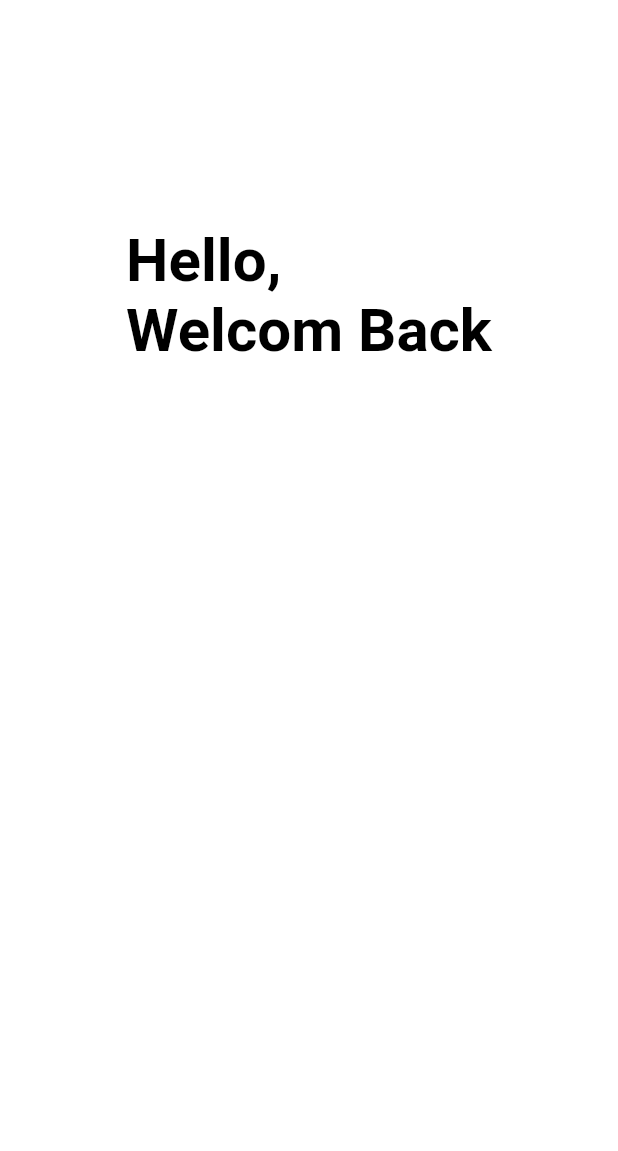
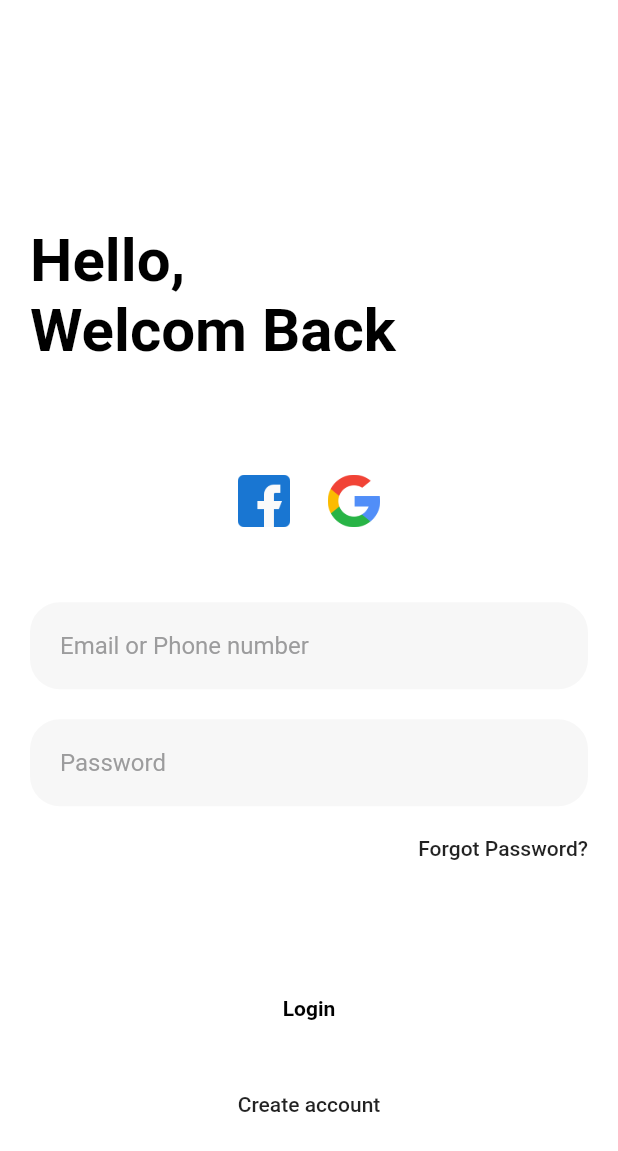
Before and after one commit to esam12/Login-Page-with-DarkLight-Theme-UI-Design, a Flutter app: the screen it shows after launch, on a phone screen of 412 x 824 dp. Shown: the top 1151 px of the screen. Run offline on Flutter 3.47's test engine with Material 2 defaults, Android fonts, the light colour scheme and no system bars.

Commit message:
11.06.2023

```diff
--- a/lib/login_page.dart
+++ b/lib/login_page.dart
@@ -11,13 +11,99 @@ class LoginPage extends StatelessWidget {
         child: Container(
           width: size.width,
           height: size.height,
-          padding: EdgeInsets.only(top: 150, left: 20, right: 20, bottom: 80),
+          padding:
+              const EdgeInsets.only(top: 150, left: 20, right: 20, bottom: 80),
           child: Column(
+            crossAxisAlignment: CrossAxisAlignment.start,
+            mainAxisAlignment: MainAxisAlignment.spaceBetween,
             children: [
               Text(
                 'Hello, \nWelcom Back',
                 style: Theme.of(context).textTheme.displayLarge,
               ),
+              Column(
+                crossAxisAlignment: CrossAxisAlignment.end,
+                children: [
+                  Row(
+                    mainAxisAlignment: MainAxisAlignment.center,
+                    children: [
+                      Image.asset(
+                        'assets/icons/facebook.png',
+                        width: 35,
+                        height: 35,
+                      ),
+                      const SizedBox(
+                        width: 25,
+                      ),
+                      Image.asset(
+                        'assets/icons/google.png',
+                        width: 35,
+                        height: 35,
+                      ),
+                    ],
+                  ),
+                  const SizedBox(
+                    height: 50,
+                  ),
+                  Container(
+                    padding:
+                        const EdgeInsets.symmetric(horizontal: 20, vertical: 5),
+                    decoration: BoxDecoration(
+                      color: Theme.of(context).primaryColorLight,
+                      borderRadius: BorderRadius.circular(20),
+                    ),
+                    child: const TextField(
+                      decoration: InputDecoration(
+                          border: InputBorder.none,
+                          hintText: 'Email or Phone number'),
+                    ),
+                  ),
+                  const SizedBox(height: 20),
+                  Container(
+                    padding:
+                        const EdgeInsets.symmetric(horizontal: 20, vertical: 5),
+                    decoration: BoxDecoration(
+                      color: Theme.of(context).primaryColorLight,
+                      borderRadius: BorderRadius.circular(20),
+                    ),
+                    child: const TextField(
+                      obscureText: true,
+                      decoration: InputDecoration(
+                          border: InputBorder.none, hintText: 'Password'),
+                    ),
+                  ),
+                  const SizedBox(height: 20),
+                  Text(
+                    'Forgot Password?',
+                    style: Theme.of(context).textTheme.bodyLarge,
+                  )
+                ],
+              ),
+              Column(
+                children: [
+                  MaterialButton(
+                    padding: const EdgeInsets.all(18),
+                    shape: RoundedRectangleBorder(
+                      borderRadius: BorderRadius.circular(20),
+                    ),
+                    onPressed: () {},
+                    elevation: 0,
+                    child: const Center(
+                      child: Text(
+                        'Login',
+                        style: TextStyle(
+                          fontWeight: FontWeight.bold,
+                        ),
+                      ),
+                    ),
+                  ),
+                  const SizedBox(height: 30),
+                  Text(
+                    'Create account',
+                    style: Theme.of(context).textTheme.bodyLarge,
+                  )
+                ],
+              )
             ],
           ),
         ),
```
Also changed, not shown: pubspec.yaml (+2 -39 lines), assets/icons/facebook.png (added), assets/icons/google.png (added), 2 other files.
